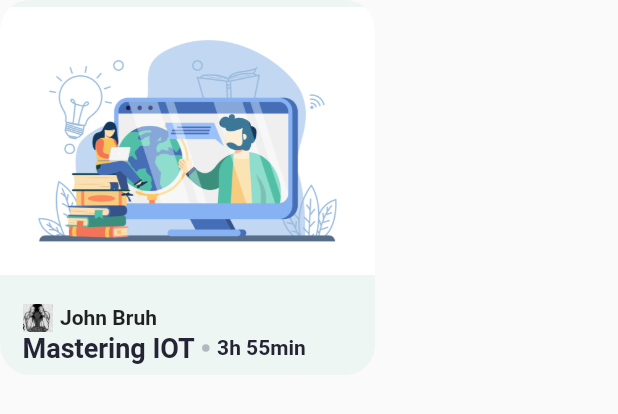
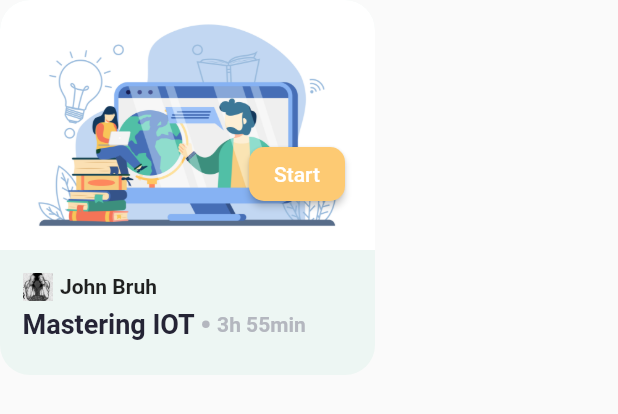
Before and after one commit to lypsisrudiansyah/learning_course_ui, a Flutter app: the CourseItem widget shown alone on an empty page, opened directly with sample values from the repository, on a phone screen of 412 x 824 dp. Shown: the top 414 px of the screen. Run offline on Flutter 3.47's test engine with Material 2 defaults, Android fonts, the light colour scheme and no system bars.

Commit message:
update course_item.dart

```diff
--- a/lib/screens/home/widget/course_item.dart
+++ b/lib/screens/home/widget/course_item.dart
@@ -22,13 +22,14 @@ class CourseItem extends StatelessWidget {
             child: Column(
               children: [
                 Expanded(
-                  flex: 3,
+                  flex: 2,
                   child: ClipRRect(
                     borderRadius: const BorderRadius.only(
                       topLeft: Radius.circular(20),
                       topRight: Radius.circular(20),
                     ),
                     child: Image.asset(
+                      width: 250,
                       course.imageUrl,
                       fit: BoxFit.fitWidth,
                     ),
@@ -56,12 +57,15 @@ class CourseItem extends StatelessWidget {
                             ),
                           ],
                         ),
+                        const SizedBox(height: 5),
                         Row(
                           children: [
                             Text(
                               course.title,
+                              maxLines: 1,
                               style: const TextStyle(
                                 fontWeight: FontWeight.bold,
+                                overflow: TextOverflow.ellipsis,
                                 fontSize: 18.0,
                                 color: kFont,
                               ),
@@ -72,12 +76,15 @@ class CourseItem extends StatelessWidget {
                               height: 5,
                               decoration: const BoxDecoration(color: kFontLight, shape: BoxShape.circle),
                             ),
-                            const Text(
-                              "3h 55min",
-                              style: TextStyle(
-                                fontWeight: FontWeight.bold,
-                                fontSize: 14.0,
-                                color: kFont,
+                            const Flexible(
+                              child: Text(
+                                "3h 55min",
+                                style: TextStyle(
+                                  fontWeight: FontWeight.bold,
+                                  overflow: TextOverflow.ellipsis,
+                                  fontSize: 14.0,
+                                  color: kFontLight,
+                                ),
                               ),
                             ),
                           ],
@@ -88,7 +95,22 @@ class CourseItem extends StatelessWidget {
                 )
               ],
             ),
-          )
+          ),
+          Positioned(
+            bottom: 110,
+            right: 20,
+            child: ElevatedButton(
+              style: ElevatedButton.styleFrom(
+                backgroundColor: kAccent,
+                shape: RoundedRectangleBorder(
+                  borderRadius: BorderRadius.circular(10.0),
+                ),
+              ),
+              onPressed: () {},
+              child: const Text("Start"),
+            ),
+          ),
+          // child: ElevatedButton(onPressed: () {}, child: const Text("Start"),))
         ],
       ),
     );
```
